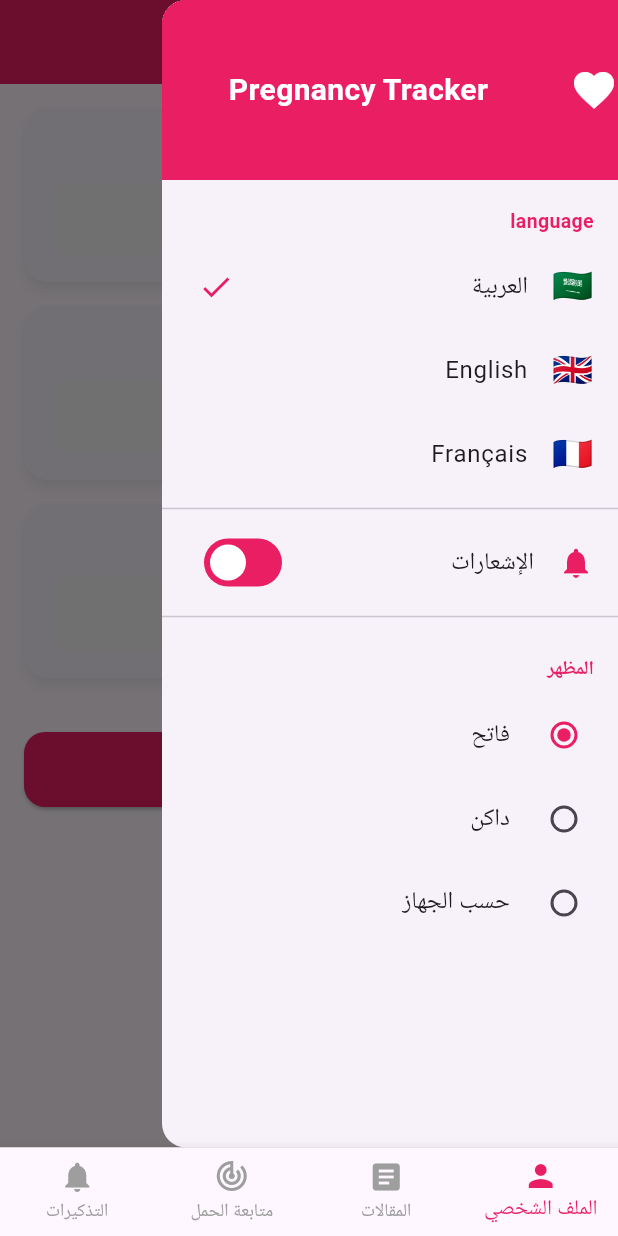
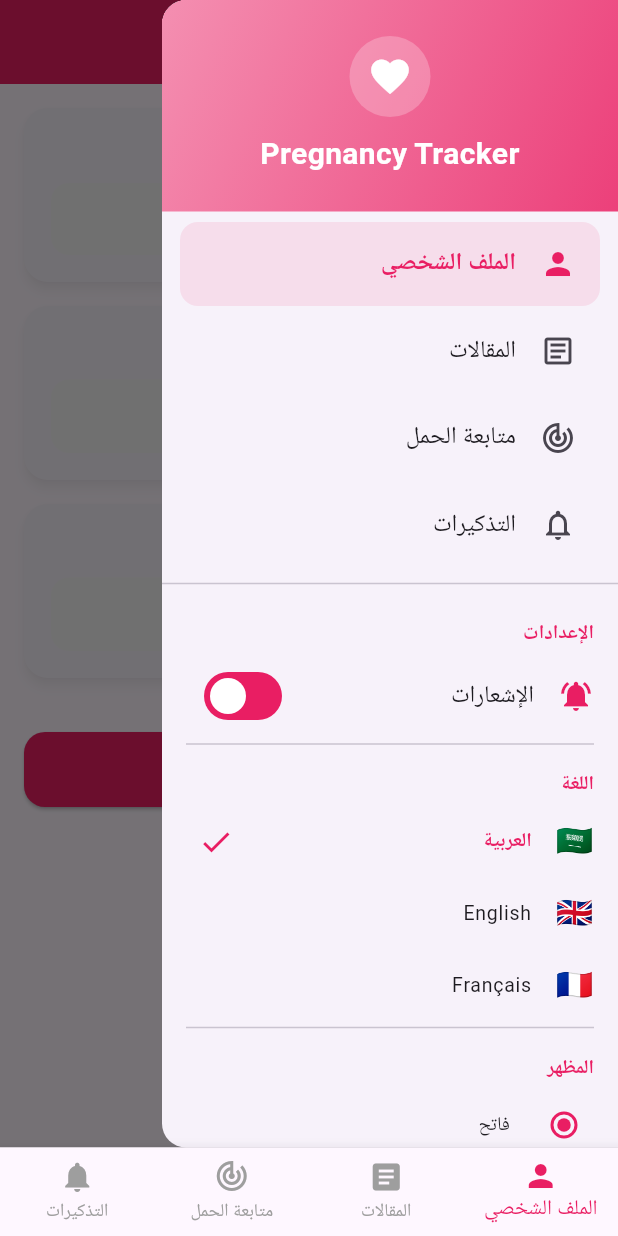
Before and after one commit to Modern-tech35/pregnancy-tracker, a Flutter app: the screen it shows after launch, with the side drawer open, on a phone screen of 412 x 824 dp. Run offline on Flutter 3.47's test engine with Material 3 defaults, Android fonts, the light colour scheme and no system bars; our stand-ins replace easy_localization, hive, hive_flutter; accounts and stored records are empty.

Commit message:
Improve app drawer, refresh translations, and add exp2 test
- Rework app drawer layout and theme handling in lib/app_drawer.dart and lib/main.dart
- Update Arabic, English, and French translation files
- Add test/_exp2_test.dart and update drawer tests

```diff
--- a/analysis_options.yaml
+++ b/analysis_options.yaml
@@ -7,6 +7,15 @@
 
 # The following line activates a set of recommended lints for Flutter apps,
 # packages, and plugins designed to encourage good coding practices.
+analyzer:
+  exclude:
+    - build/**
+    - android/**
+    - ios/**
+    - web/**
+    - windows/**
+    - macos/**
+    - linux/**
 include: package:flutter_lints/flutter.yaml
 
 linter:
--- a/assets/translations/ar.json
+++ b/assets/translations/ar.json
@@ -6,6 +6,7 @@
   "settings": "الإعدادات",
   "notifications": "الإشعارات",
   "theme_mode": "المظهر",
+  "language": "اللغة",
   "light_mode": "فاتح",
   "dark_mode": "داكن",
   "system_mode": "حسب الجهاز",
--- a/assets/translations/en.json
+++ b/assets/translations/en.json
@@ -6,6 +6,7 @@
   "settings": "Settings",
   "notifications": "Notifications",
   "theme_mode": "Theme",
+  "language": "Language",
   "light_mode": "Light",
   "dark_mode": "Dark",
   "system_mode": "System",
--- a/assets/translations/fr.json
+++ b/assets/translations/fr.json
@@ -6,6 +6,7 @@
   "settings": "Paramètres",
   "notifications": "Notifications",
   "theme_mode": "Thème",
+  "language": "Langue",
   "light_mode": "Clair",
   "dark_mode": "Sombre",
   "system_mode": "Système",
--- a/lib/app_drawer.dart
+++ b/lib/app_drawer.dart
@@ -2,7 +2,20 @@ import 'package:flutter/material.dart';
 import 'package:hive_flutter/hive_flutter.dart';
 import 'package:easy_localization/easy_localization.dart';
 
-import 'main.dart'; // للوصول إلى themeNotifier
+import 'main.dart'; // للوصول إلى themeNotifier و tabIndexNotifier
+
+/// عنصر تنقل داخل القائمة الجانبية
+class _NavItem {
+  const _NavItem({
+    required this.icon,
+    required this.activeIcon,
+    required this.labelKey,
+  });
+
+  final IconData icon;
+  final IconData activeIcon;
+  final String labelKey;
+}
 
 class AppDrawer extends StatefulWidget {
   const AppDrawer({super.key});
@@ -17,6 +30,30 @@ class _AppDrawerState extends State<AppDrawer> {
   bool notif = true;
   String themeMode = 'system';
   Locale currentLocale = const Locale('ar');
+
+  /// ترتيب العناصر مطابق لترتيب الصفحات في MainPage
+  static const List<_NavItem> _navItems = [
+    _NavItem(
+      icon: Icons.person_outline,
+      activeIcon: Icons.person,
+      labelKey: 'profile',
+    ),
+    _NavItem(
+      icon: Icons.article_outlined,
+      activeIcon: Icons.article,
+      labelKey: 'articles',
+    ),
+    _NavItem(
+      icon: Icons.track_changes,
+      activeIcon: Icons.track_changes,
+      labelKey: 'tracker',
+    ),
+    _NavItem(
+      icon: Icons.notifications_none,
+      activeIcon: Icons.notifications,
+      labelKey: 'reminders',
+    ),
+  ];
 
   @override
   void initState() {
@@ -57,9 +94,14 @@ class _AppDrawerState extends State<AppDrawer> {
             : ThemeMode.system;
   }
 
+  void _goToPage(int index) {
+    Navigator.pop(context); // إغلاق القائمة أولاً
+    tabIndexNotifier.value = index;
+  }
+
   Widget _sectionTitle(String text) {
     return Padding(
-      padding: const EdgeInsets.fromLTRB(16, 18, 16, 6),
+      padding: const EdgeInsets.fromLTRB(16, 14, 16, 4),
       child: Text(
         text,
         style: const TextStyle(
@@ -71,24 +113,29 @@ class _AppDrawerState extends State<AppDrawer> {
     );
   }
 
-  @override
-  Widget build(BuildContext context) {
-    return Drawer(
-      child: SafeArea(
-        child: ListView(
-          padding: EdgeInsets.zero,
+  Widget _buildHeader() {
+    return Container(
+      width: double.infinity,
+      padding: const EdgeInsets.symmetric(vertical: 24, horizontal: 16),
+      decoration: const BoxDecoration(
+        gradient: LinearGradient(
+          colors: [Color(0xFFF48FB1), Color(0xFFEC407A)],
+          begin: Alignment.topLeft,
+          end: Alignment.bottomRight,
+        ),
+      ),
+      child: Column(
         children: [
-            // رأس القائمة
           Container(
-              height: 120,
-              decoration: const BoxDecoration(color: Colors.pink),
-              child: const Row(
-                mainAxisAlignment: MainAxisAlignment.center,
-                children: [
-                  Icon(Icons.favorite, color: Colors.white, size: 32),
-                  SizedBox(width: 10),
-                  Expanded(
-                    child: Text(
+            padding: const EdgeInsets.all(12),
+            decoration: const BoxDecoration(
+              color: Colors.white24,
+              shape: BoxShape.circle,
+            ),
+            child: const Icon(Icons.favorite, color: Colors.white, size: 30),
+          ),
+          const SizedBox(height: 10),
+          const Text(
             'Pregnancy Tracker',
             maxLines: 1,
             overflow: TextOverflow.ellipsis,
@@ -99,43 +146,82 @@ class _AppDrawerState extends State<AppDrawer> {
               fontWeight: FontWeight.bold,
             ),
           ),
-                  ),
         ],
       ),
+    );
+  }
+
+  List<Widget> _buildNavigation() {
+    final current = tabIndexNotifier.value;
+
+    return List.generate(_navItems.length, (index) {
+      final item = _navItems[index];
+      final selected = index == current;
+
+      return Padding(
+        padding: const EdgeInsets.symmetric(horizontal: 12, vertical: 1),
+        child: ListTile(
+          leading: Icon(
+            selected ? item.activeIcon : item.icon,
+            color: selected ? Colors.pink : null,
           ),
+          title: Text(
+            item.labelKey.tr(),
+            style: TextStyle(
+              color: selected ? Colors.pink : null,
+              fontWeight: selected ? FontWeight.bold : FontWeight.normal,
+            ),
+          ),
+          selected: selected,
+          selectedTileColor: Colors.pink.withValues(alpha: 0.10),
+          shape: RoundedRectangleBorder(
+            borderRadius: BorderRadius.circular(12),
+          ),
+          onTap: () => _goToPage(index),
+        ),
+      );
+    });
+  }
 
-            // اللغة
-            _sectionTitle('language'.tr()),
-            ListTile(
-              leading: const Text('🇸🇦', style: TextStyle(fontSize: 22)),
-              title: const Text('العربية'),
-              trailing: currentLocale.languageCode == 'ar'
-                  ? const Icon(Icons.check, color: Colors.pink)
-                  : null,
-              onTap: () => changeLanguage(const Locale('ar')),
+  Widget _languageTile(String flag, String label, Locale locale) {
+    final selected = currentLocale.languageCode == locale.languageCode;
+
+    return ListTile(
+      dense: true,
+      leading: Text(flag, style: const TextStyle(fontSize: 20)),
+      title: Text(
+        label,
+        style: TextStyle(
+          color: selected ? Colors.pink : null,
+          fontWeight: selected ? FontWeight.bold : FontWeight.normal,
         ),
-            ListTile(
-              leading: const Text('🇬🇧', style: TextStyle(fontSize: 22)),
-              title: const Text('English'),
-              trailing: currentLocale.languageCode == 'en'
-                  ? const Icon(Icons.check, color: Colors.pink)
-                  : null,
-              onTap: () => changeLanguage(const Locale('en')),
       ),
-            ListTile(
-              leading: const Text('🇫🇷', style: TextStyle(fontSize: 22)),
-              title: const Text('Français'),
-              trailing: currentLocale.languageCode == 'fr'
-                  ? const Icon(Icons.check, color: Colors.pink)
-                  : null,
-              onTap: () => changeLanguage(const Locale('fr')),
-            ),
+      trailing:
+          selected ? const Icon(Icons.check, color: Colors.pink) : null,
+      onTap: () => changeLanguage(locale),
+    );
+  }
 
-            const Divider(),
+  @override
+  Widget build(BuildContext context) {
+    return Drawer(
+      child: SafeArea(
+        child: ListView(
+          padding: const EdgeInsets.only(bottom: 12),
+          children: [
+            _buildHeader(),
+            const SizedBox(height: 6),
 
-            // الإشعارات
+            // التنقل بين الصفحات
+            ..._buildNavigation(),
+
+            const Divider(height: 20),
+
+            // الإعدادات
+            _sectionTitle('settings'.tr()),
             SwitchListTile(
-              secondary: const Icon(Icons.notifications, color: Colors.pink),
+              secondary: const Icon(Icons.notifications_active,
+                  color: Colors.pink),
               title: Text('notifications'.tr()),
               value: notif,
               activeTrackColor: Colors.pink,
@@ -145,7 +231,15 @@ class _AppDrawerState extends State<AppDrawer> {
               },
             ),
 
-            const Divider(),
+            const Divider(height: 8, indent: 16, endIndent: 16),
+
+            // اللغة
+            _sectionTitle('language'.tr()),
+            _languageTile('🇸🇦', 'العربية', const Locale('ar')),
+            _languageTile('🇬🇧', 'English', const Locale('en')),
+            _languageTile('🇫🇷', 'Français', const Locale('fr')),
+
+            const Divider(height: 8, indent: 16, endIndent: 16),
 
             // المظهر
             _sectionTitle('theme_mode'.tr()),
@@ -156,16 +250,19 @@ class _AppDrawerState extends State<AppDrawer> {
                 children: [
                   RadioListTile<String>(
                     value: 'light',
+                    dense: true,
                     title: Text('light_mode'.tr()),
                     activeColor: Colors.pink,
                   ),
                   RadioListTile<String>(
                     value: 'dark',
+                    dense: true,
                     title: Text('dark_mode'.tr()),
                     activeColor: Colors.pink,
                   ),
                   RadioListTile<String>(
                     value: 'system',
+                    dense: true,
                     title: Text('system_mode'.tr()),
                     activeColor: Colors.pink,
                   ),
--- a/lib/main.dart
+++ b/lib/main.dart
@@ -10,6 +10,9 @@ import 'reminders_page.dart';
 
 
 late ValueNotifier<ThemeMode> themeNotifier;
+
+/// التبويب الحالي للصفحة الرئيسية (يُستخدم للتنقل من القائمة الجانبية)
+final ValueNotifier<int> tabIndexNotifier = ValueNotifier<int>(0);
 
 void main() async {
   WidgetsFlutterBinding.ensureInitialized();
@@ -116,8 +119,6 @@ class MainPage extends StatefulWidget {
 }
 
 class _MainPageState extends State<MainPage> {
-  int _currentIndex = 0;
-
   final List<Widget> _pages = [
     const ProfilePage(),
     const ArticlesPage(),
@@ -126,21 +127,35 @@ class _MainPageState extends State<MainPage> {
   ];
 
   @override
+  void initState() {
+    super.initState();
+    tabIndexNotifier.addListener(_onTabChanged);
+  }
+
+  @override
+  void dispose() {
+    tabIndexNotifier.removeListener(_onTabChanged);
+    super.dispose();
+  }
+
+  void _onTabChanged() {
+    if (mounted) setState(() {});
+  }
+
+  @override
   Widget build(BuildContext context) {
     // الاعتماد على اللغة الحالية حتى تُعاد بناء الصفحة فور تغيير اللغة
     final langKey = ValueKey('page_${context.locale.languageCode}');
 
     return Scaffold(
-      body: KeyedSubtree(key: langKey, child: _pages[_currentIndex]),
+      body: KeyedSubtree(key: langKey, child: _pages[tabIndexNotifier.value]),
       bottomNavigationBar: BottomNavigationBar(
-        currentIndex: _currentIndex,
+        currentIndex: tabIndexNotifier.value,
         type: BottomNavigationBarType.fixed,
         selectedItemColor: Colors.pink,
         unselectedItemColor: Colors.grey,
         onTap: (index) {
-          setState(() {
-            _currentIndex = index;
-          });
+          tabIndexNotifier.value = index;
         },
         items: [
           BottomNavigationBarItem(
```
Also changed, not shown: pubspec.lock, 3 other files. Lines whose indentation alone changed are shown as unchanged.
